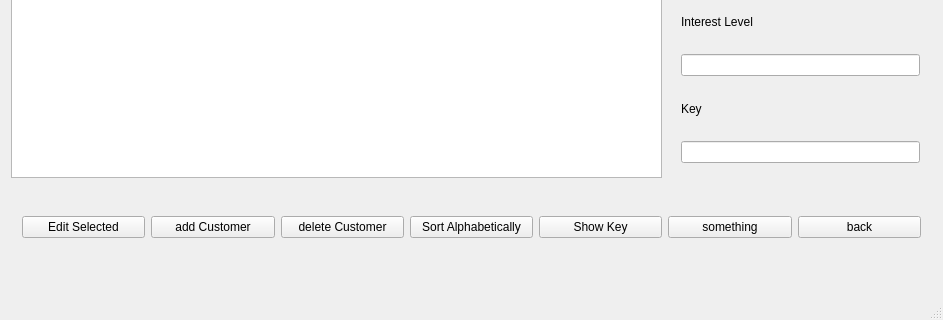
This is IRobot/mainwindow.ui in OwlbitCode/CS-c1-project1 as Qt 5 draws it before an edit; both pictures show x 0 to 943 and y 311 to 631 of the 943 by 631 pixel window. The edited form follows.
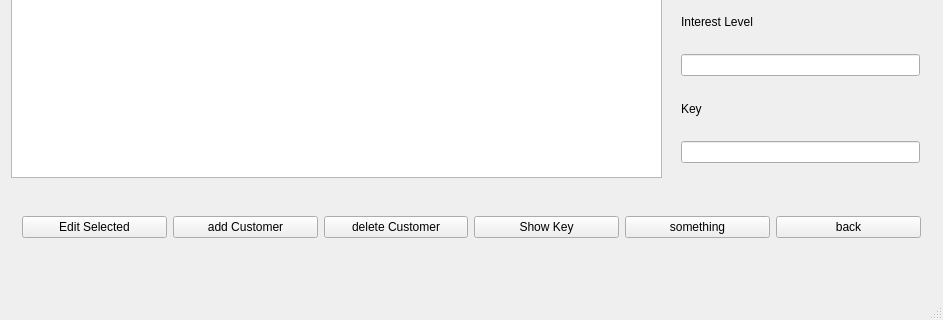
This is the edited form. The open tabs and pages were chosen to show the change. Icons and pictures are not drawn.

Patch:
```diff
--- a/IRobot/mainwindow.ui
+++ b/IRobot/mainwindow.ui
@@ -1001,14 +1001,7 @@
         </widget>
        </item>
        <item>
-        <widget class="QPushButton" name="pushButton_15">
-         <property name="text">
-          <string>Sort Alphabetically</string>
-         </property>
-        </widget>
-       </item>
-       <item>
-        <widget class="QPushButton" name="pushButton_14">
+        <widget class="QPushButton" name="keyButton">
          <property name="text">
           <string>Show Key</string>
          </property>
```
Left out of the diff: 43 changed lines with no effect on the pictures.
